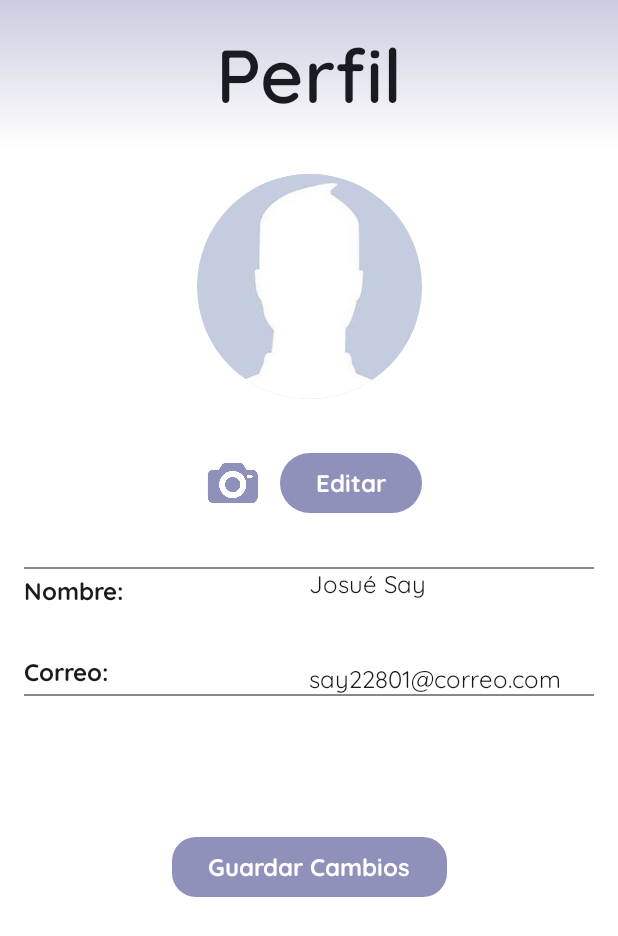
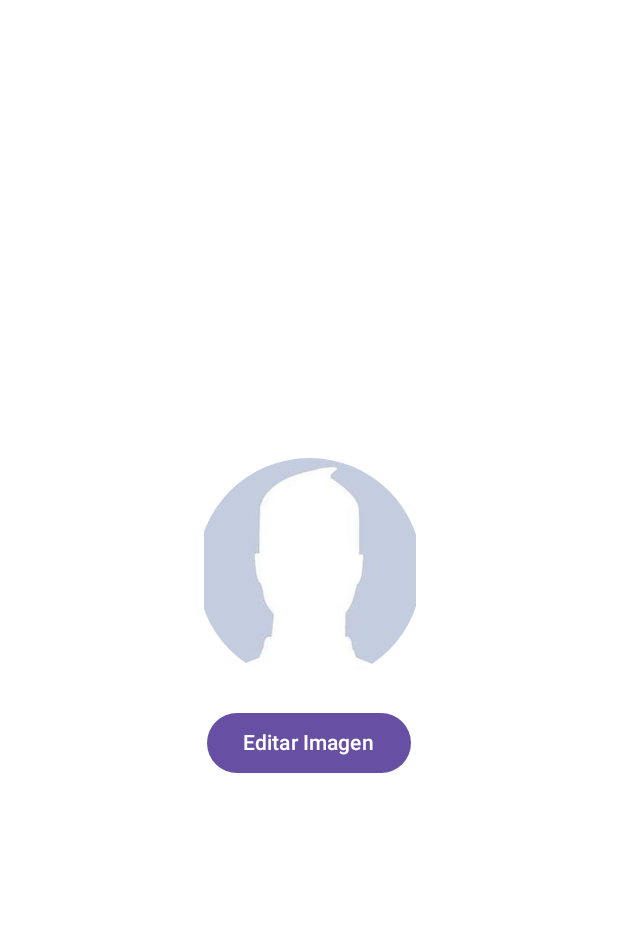
Before and after one commit to JosueSay/PM-Laboratorio-9, an Android app built with Jetpack Compose: the composable miPerfil_pantalla shown on its own in the app's theme, on a phone screen of 412 x 824 dp. Shown: the top 936 px of the screen. Run offline under Robolectric (Android 15) with nearby library versions, the phone set to English and light mode, and no system bars.

Commit message:
cambio_foto
faltante de implementar con el diseño existente

```diff
--- a/Galeria - Compose/app/src/main/java/edu/uvg/com/example/galeriacompose/MainActivity.kt
+++ b/Galeria - Compose/app/src/main/java/edu/uvg/com/example/galeriacompose/MainActivity.kt
@@ -1,8 +1,12 @@
 package edu.uvg.com.example.galeriacompose
 
+import android.graphics.BitmapFactory
+import android.net.Uri
 import android.os.Bundle
 import androidx.activity.ComponentActivity
+import androidx.activity.compose.rememberLauncherForActivityResult
 import androidx.activity.compose.setContent
+import androidx.activity.result.contract.ActivityResultContracts
 import androidx.compose.foundation.layout.fillMaxSize
 import androidx.compose.material3.Text
 import androidx.compose.foundation.Image
@@ -24,11 +28,19 @@ import androidx.compose.material3.Divider
 import androidx.compose.material3.Icon
 import androidx.compose.material3.IconButton
 import androidx.compose.runtime.Composable
+import androidx.compose.runtime.getValue
+import androidx.compose.runtime.mutableStateOf
+import androidx.compose.runtime.remember
+import androidx.compose.runtime.setValue
 import androidx.compose.ui.Alignment
 import androidx.compose.ui.Modifier
 import androidx.compose.ui.draw.clip
 import androidx.compose.ui.graphics.Brush
 import androidx.compose.ui.graphics.Color
+import androidx.compose.ui.graphics.ImageBitmap
+import androidx.compose.ui.graphics.asImageBitmap
+import androidx.compose.ui.layout.ContentScale
+import androidx.compose.ui.platform.LocalContext
 import androidx.compose.ui.res.painterResource
 import androidx.compose.ui.text.font.FontWeight
 import androidx.compose.ui.text.style.TextAlign
@@ -37,6 +49,7 @@ import androidx.compose.ui.unit.dp
 import edu.uvg.com.example.galeriacompose.ui.theme.ColoresApp
 import edu.uvg.com.example.galeriacompose.ui.theme.FormasApp
 import edu.uvg.com.example.galeriacompose.ui.theme.FuentesApp
+
 
 
 class MainActivity : ComponentActivity() {
@@ -51,26 +64,44 @@ class MainActivity : ComponentActivity() {
 
 @Composable
 fun miPerfil_pantalla() {
-
-    var nombreUsuario = "Josué Say"
-    var correoUsuario = "say22801@correo.com"
+    var imageUri by remember { mutableStateOf<Uri?>(null) }
+    val context = LocalContext.current
+    val pickImageLauncher = rememberLauncherForActivityResult(
+        contract = ActivityResultContracts.GetContent()
+    ) { uri: Uri? ->
+        imageUri = uri
+    }
 
     Column(
         modifier = Modifier
             .fillMaxSize()
-            .background(color = ColoresApp.colorFondo)
+            .background(color = ColoresApp.colorFondo),
+        horizontalAlignment = Alignment.CenterHorizontally,
+        verticalArrangement = Arrangement.Center
     ) {
+        imageUri?.let {
+            val imageBitmap = BitmapFactory.decodeStream(context.contentResolver.openInputStream(it))
+            Image(
+                bitmap = imageBitmap.asImageBitmap(),
+                contentDescription = "Selected Image",
+                modifier = Modifier.size(150.dp).clip(CircleShape),
+                contentScale = ContentScale.Crop
+            )
+        } ?: Image(
+            painter = painterResource(id = R.drawable.icon_perfil2),
+            contentDescription = "Default Image",
+            modifier = Modifier.size(150.dp).clip(CircleShape)
+        )
 
-        tituloPerfil()
-        fotoPerfil()
-        cambiarImagen()
-        //Spacer(modifier = Modifier.height(90.dp)) // Espacio antes de la nueva sección
-        //Spacer(modifier = Modifier.weight(1f))  // Espaciador que ocupa todo el espacio restante
-        infoUsuario(nombreUsuario = nombreUsuario, correoUsuario = correoUsuario)
+        Spacer(modifier = Modifier.height(16.dp))
+
+        Button(onClick = { pickImageLauncher.launch("image/*") }) {
+            Text("Editar Imagen")
+        }
     }
+}
 
 
-}
 
 // TITULO APP
 @Composable
@@ -219,7 +250,6 @@ fun infoUsuario(nombreUsuario: String, correoUsuario: String) {
     }
 }
 
-
 @Preview
 @Composable
 fun perfilPreview() {
--- a/Galeria - Compose/app/src/main/java/edu/uvg/com/example/galeriacompose/ui/theme/Theme.kt
+++ b/Galeria - Compose/app/src/main/java/edu/uvg/com/example/galeriacompose/ui/theme/Theme.kt
@@ -36,35 +36,3 @@ private val LightColorScheme = lightColorScheme(
     onSurface = Color(0xFF1C1B1F),
     */
 )
-
-@Composable
-fun GaleriaComposeTheme(
-    darkTheme: Boolean = isSystemInDarkTheme(),
-    // Dynamic color is available on Android 12+
-    dynamicColor: Boolean = true,
-    content: @Composable () -> Unit
-) {
-    val colorScheme = when {
-        dynamicColor && Build.VERSION.SDK_INT >= Build.VERSION_CODES.S -> {
-            val context = LocalContext.current
-            if (darkTheme) dynamicDarkColorScheme(context) else dynamicLightColorScheme(context)
-        }
-
-        darkTheme -> DarkColorScheme
-        else -> LightColorScheme
-    }
-    val view = LocalView.current
-    if (!view.isInEditMode) {
-        SideEffect {
-            val window = (view.context as Activity).window
-            window.statusBarColor = colorScheme.primary.toArgb()
-            WindowCompat.getInsetsController(window, view).isAppearanceLightStatusBars = darkTheme
-        }
-    }
-
-    MaterialTheme(
-        colorScheme = colorScheme,
-        typography = Typography,
-        content = content
-    )
-}
```
